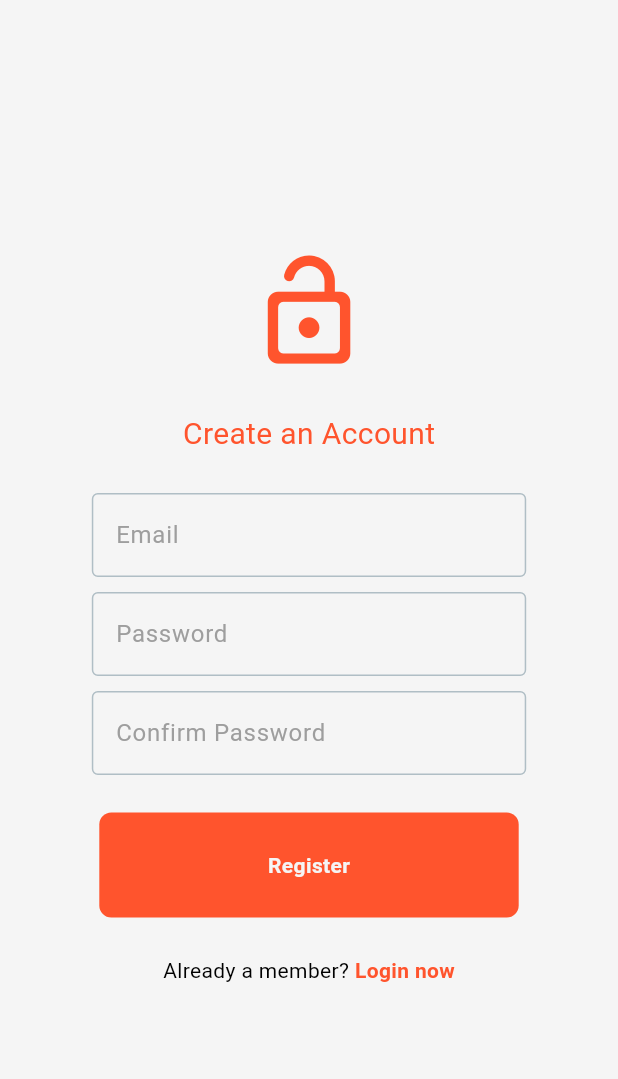
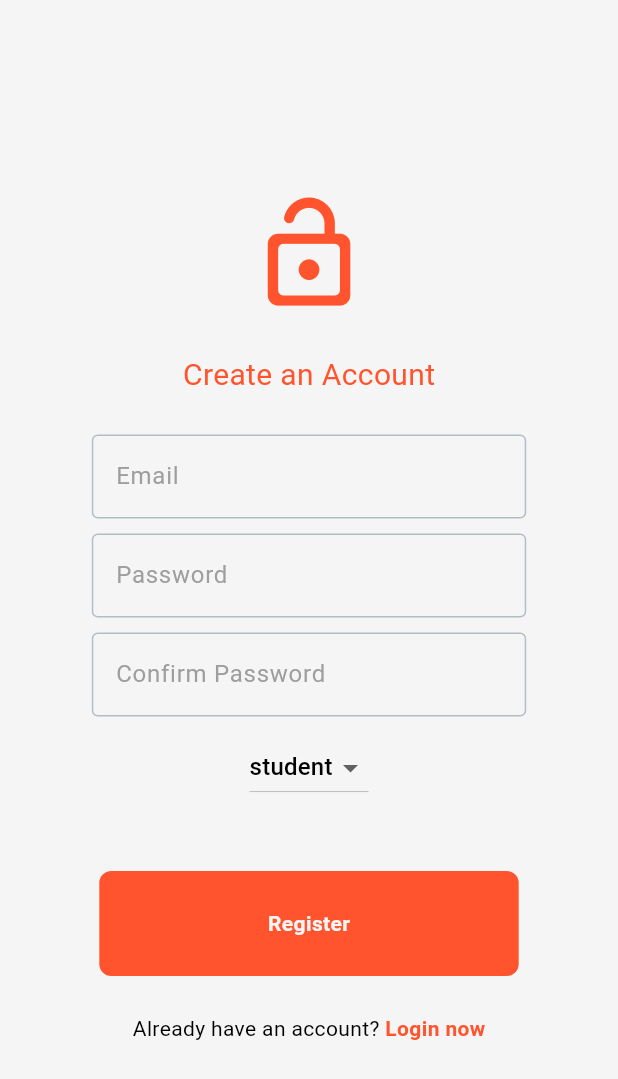
Before and after one commit to hack-STACK/CanteenAppV1, a Flutter app: the RegisterPage screen opened directly, on a phone screen of 412 x 824 dp. Shown: the top 1079 px of the screen. Run offline on Flutter 3.47's test engine with Material 3 defaults, Android fonts, the phone set to English and light mode, and no system bars; our stand-ins replace cloud_firestore, firebase_auth, firebase_core, flutter_credit_card; accounts and stored records are empty; network calls fail.

Commit message:
login role fixed

```diff
--- a/lib/Component/my_Silver_App_Bar.dart
+++ b/lib/Component/my_Silver_App_Bar.dart
@@ -1,5 +1,5 @@
 import 'package:flutter/material.dart';
-import 'package:kantin/pages/food_cart.dart';
+import 'package:kantin/pages/StudentState/food_cart.dart';
 
 class MySilverAppBar extends StatelessWidget {
   const MySilverAppBar({super.key, required this.child, required this.title});
--- a/lib/Component/my_textfield.dart
+++ b/lib/Component/my_textfield.dart
@@ -11,7 +11,7 @@ class MyTextfield extends StatelessWidget {
     required this.controller,
     required this.hintText,
     required this.obscureText,
-    required this.hintColor, // Add hintColor as a parameter
+    required this.hintColor // Add hintColor as a parameter
   });
 
   @override
--- a/lib/pages/delivery_page.dart
+++ b/lib/pages/StudentState/delivery_page.dart
@@ -2,9 +2,9 @@ import 'package:flutter/material.dart';
 import 'package:kantin/Component/my_Receipt.dart'; // Ensure this is the correct import
 import 'package:kantin/Models/Restaurant.dart';
 import 'package:kantin/Services/Database/firestore.dart';
-import 'package:kantin/pages/homepage.dart';
+import 'package:kantin/pages/StudentState/StudentPage.dart';
 import 'package:provider/provider.dart';
-import 'package:kantin/pages/homepage.dart'; // Import your homepage
+// Import your homepage
 
 class DeliveryPage extends StatefulWidget {
   const DeliveryPage({super.key});
@@ -55,7 +55,7 @@ class _DeliveryPageState extends State<DeliveryPage> {
                   context.read<Restaurant>().clearCartItems();
                   Navigator.pushReplacement(
                     context,
-                    MaterialPageRoute(builder: (context) => Homepage()), // Navigate to the homepage
+                    MaterialPageRoute(builder: (context) => StudentPage()), // Navigate to the homepage
                   );
                 },
                 child: Text('Continue Shopping'),
--- a/lib/pages/food_cart.dart
+++ b/lib/pages/StudentState/food_cart.dart
@@ -2,7 +2,7 @@ import 'package:flutter/material.dart';
 import 'package:kantin/Component/my_Cart_Tile.dart';
 import 'package:kantin/Component/my_button.dart';
 import 'package:kantin/Models/Restaurant.dart';
-import 'package:kantin/pages/payment_page.dart';
+import 'package:kantin/pages/StudentState/payment_page.dart';
 import 'package:provider/provider.dart';
 
 class FoodCartPage extends StatelessWidget {
--- a/lib/pages/payment_page.dart
+++ b/lib/pages/StudentState/payment_page.dart
@@ -1,7 +1,7 @@
 import 'package:flutter/material.dart';
 import 'package:flutter_credit_card/flutter_credit_card.dart';
 import 'package:kantin/Component/my_button.dart';
-import 'package:kantin/pages/delivery_page.dart';
+import 'package:kantin/pages/StudentState/delivery_page.dart';
 
 class PaymentPage extends StatefulWidget {
   const PaymentPage({super.key});
--- /dev/null
+++ b/lib/pages/User/register_page.dart
@@ -0,0 +1,179 @@
+import 'package:flutter/material.dart';
+import 'package:kantin/Component/my_button.dart';
+import 'package:kantin/Component/my_textfield.dart';
+import 'package:kantin/Services/Auth/auth_Service.dart';
+import 'package:kantin/pages/StudentState/StudentPage.dart';
+
+class RegisterPage extends StatefulWidget {
+  const RegisterPage({super.key, this.onTap, });
+  final void Function()? onTap;
+
+  @override
+  _RegisterPageState createState() => _RegisterPageState();
+}
+
+class _RegisterPageState extends State<RegisterPage> {
+  final TextEditingController emailController = TextEditingController();
+  final TextEditingController passwordController = TextEditingController();
+  final TextEditingController confirmPasswordController = TextEditingController();
+  bool isLoading = false; // Loading state
+  String errorMessage = '';
+  String selectedRole = 'student'; // Default role// To hold error messages
+
+  void register() async {
+    final _authService = AuthService();
+    if (passwordController.text.isEmpty || emailController.text.isEmpty) {
+      _showErrorDialog('Please fill in all fields.');
+      return;
+    }
+
+    if (passwordController.text != confirmPasswordController.text) {
+      _showErrorDialog("Passwords don't match!");
+      return;
+    }
+
+    setState(() {
+      isLoading = true; // Set loading state to true
+    });
+
+    try {
+      await _authService.signUpWithEmailPassword(
+        emailController.text,
+        passwordController.text,
+        selectedRole, // Include the selected role
+      );
+      // Navigate to the homepage after successful registration
+      Navigator.pushReplacement(
+        context,
+        MaterialPageRoute(builder: (context) => StudentPage()),
+      );
+    } catch (e) {
+      setState(() {
+        isLoading = false; // Reset loading state
+      });
+      _showErrorDialog('Registration failed: ${e.toString()}');
+    }
+  }
+
+  void _showErrorDialog(String message) {
+    showDialog(
+      context: context,
+      builder: (context) => AlertDialog(
+        title: Text('Error'),
+        content: Text(message),
+        actions: [
+          TextButton(
+            onPressed: () => Navigator.pop(context),
+            child: Text('OK'),
+          ),
+        ],
+      ),
+    );
+  }
+
+
+  @override
+  Widget build(BuildContext context) {
+    // Get the screen size
+    final screenSize = MediaQuery.of(context).size;
+
+    return Scaffold(
+      backgroundColor: Theme.of(context).colorScheme.surface,
+      body: Center(
+        child: SingleChildScrollView(
+          child: Padding(
+            padding: EdgeInsets.symmetric(horizontal: screenSize.width * 0.1),
+            child: Column(
+              mainAxisAlignment: MainAxisAlignment.center,
+              children: [
+                Icon(
+                  Icons.lock_open_rounded,
+                  size: screenSize.width * 0.2,
+                  color: Theme.of(context).colorScheme.primary,
+                ),
+                const SizedBox(height: 25),
+                Text(
+                  "Create an Account",
+                  style: TextStyle(
+                    fontSize: 20,
+                    color: Theme.of(context).colorScheme.inversePrimary,
+                  ),
+                ),
+                const SizedBox(height: 25),
+                MyTextfield(
+                  controller: emailController,
+                  hintText : "Email",
+                  obscureText: false,
+                  hintColor: Colors.grey,
+                ),
+                const SizedBox(height: 10),
+                MyTextfield(
+                  controller: passwordController,
+                  hintText: "Password",
+                  obscureText: true,
+                  hintColor: Colors.grey,
+                ),
+                const SizedBox(height: 10),
+                MyTextfield(
+                  controller: confirmPasswordController,
+                  hintText: "Confirm Password",
+                  obscureText: true,
+                  hintColor: Colors.grey,
+                ),
+                                const SizedBox(height: 10),
+                DropdownButton<String>(
+                  value: selectedRole ,
+                  items: <String>['student', 'admin']
+                      .map<DropdownMenuItem<String>>((String value) {
+                    return DropdownMenuItem<String>(
+                      value: value,
+                      child: Text(value),
+                    );
+                  }).toList(),
+                  onChanged: (String? newValue) {
+                    setState(() {
+                      selectedRole = newValue!;
+                    });
+                  },
+                ),
+                const SizedBox(height: 10),
+                const SizedBox(height: 10),
+                if (errorMessage.isNotEmpty)
+                  Text(
+                    errorMessage,
+                    style: TextStyle(color: Colors.red),
+                  ),
+                const SizedBox(height: 25),
+                isLoading
+                    ? CircularProgressIndicator()
+                    : MyButton(onTap: register, text: "Register"),
+                const SizedBox(height: 25),
+                Row(
+                  mainAxisAlignment: MainAxisAlignment.center,
+                  children: [
+                    Text(
+                      'Already have an account? ',
+                      style: TextStyle(
+                        color: Theme.of(context).colorScheme.onPrimary,
+                      ),
+                    ),
+                    GestureDetector(
+                      onTap: widget.onTap,
+                      child: Text(
+                        "Login now",
+                        style: TextStyle(
+                          color: Theme.of(context).colorScheme.primary,
+                          fontWeight: FontWeight.bold,
+                        ),
+                      ),
+                    ),
+                  ],
+                ),
+              ],
+            ),
+          ),
+        ),
+      ),
+    );
+  }
+}
```
Also changed, not shown: lib/Component/my_drawer.dart (+5 -4 lines), lib/Services/Auth/auth_Service.dart (+17 -10 lines), lib/Services/Auth/gate.dart (+19 -4 lines), lib/Services/Auth/login_or_register.dart (+4 -4 lines), lib/pages/AdminState/AdminPage.dart (added, +40 -0 lines), lib/pages/StudentState/StudentPage.dart (renamed from lib/pages/homepage.dart, +4 -4 lines), lib/pages/User/login_page.dart (renamed from lib/pages/register_page.dart, +75 -87 lines), lib/pages/login_page.dart (deleted, +0 -157 lines), lib/pages/StudentState/Setting_Page.dart (renamed from lib/pages/Setting_Page.dart), lib/pages/StudentState/food_page.dart (renamed from lib/pages/food_page.dart).
